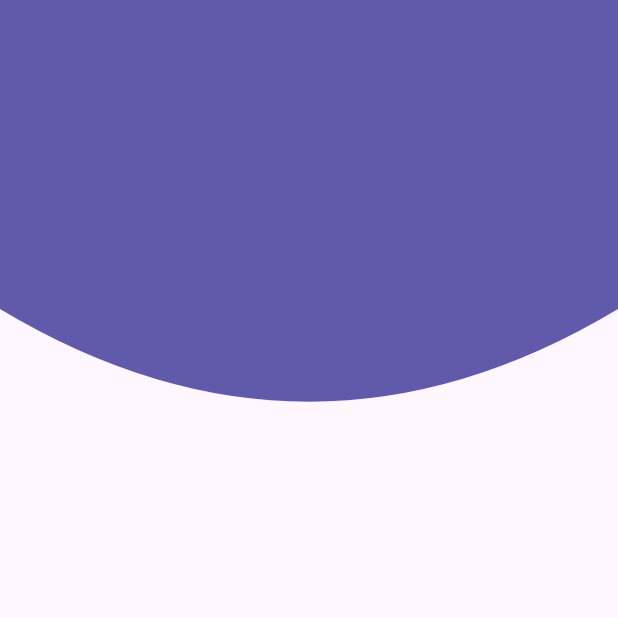
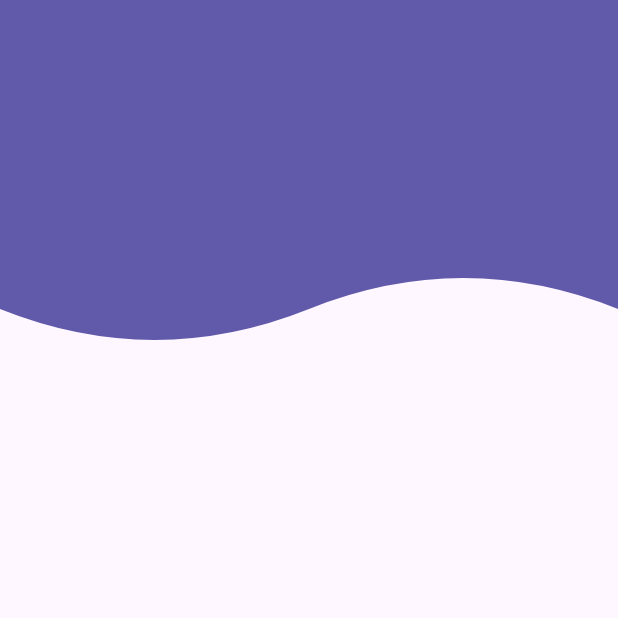
Before and after one commit to Flutter-Course-Sergio/designsApp, a Flutter app: the screen it shows after launch, on a phone screen of 412 x 824 dp, the top half of it. Run offline on Flutter 3.47's test engine with Material 3 defaults, Android fonts, the light colour scheme and no system bars.

Commit message:
wave header

```diff
--- a/lib/src/pages/headers_page.dart
+++ b/lib/src/pages/headers_page.dart
@@ -7,6 +7,6 @@ class HeadersPage extends StatelessWidget {
 
   @override
   Widget build(BuildContext context) {
-    return const Scaffold(body: CurveHeader());
+    return const Scaffold(body: WaveHeader());
   }
 }
--- a/lib/src/widgets/headers.dart
+++ b/lib/src/widgets/headers.dart
@@ -84,6 +84,21 @@ class CurveHeader extends StatelessWidget {
       width: double.infinity,
       child: CustomPaint(
         painter: _CurveHeaderPainter(),
+      ),
+    );
+  }
+}
+
+class WaveHeader extends StatelessWidget {
+  const WaveHeader({super.key});
+
+  @override
+  Widget build(BuildContext context) {
+    return SizedBox(
+      height: double.infinity,
+      width: double.infinity,
+      child: CustomPaint(
+        painter: _WaveHeaderPainter(),
       ),
     );
   }
@@ -198,3 +213,32 @@ class _CurveHeaderPainter extends CustomPainter {
     return true;
   }
 }
+
+class _WaveHeaderPainter extends CustomPainter {
+  @override
+  void paint(Canvas canvas, Size size) {
+    final paint = Paint();
+
+    // Props
+    paint.color = const Color(0xff615aab);
+    paint.style = PaintingStyle.fill;
+    paint.strokeWidth = 20;
+
+    final path = Path();
+
+    // Drawing
+    path.lineTo(0, size.height * 0.25);
+    path.quadraticBezierTo(size.width * 0.25, size.height * 0.30,
+        size.width * 0.5, size.height * 0.25);
+    path.quadraticBezierTo(
+        size.width * 0.75, size.height * 0.20, size.width, size.height * 0.25);
+    path.lineTo(size.width, 0);
+
+    canvas.drawPath(path, paint);
+  }
+
+  @override
+  bool shouldRepaint(covariant CustomPainter oldDelegate) {
+    return true;
+  }
+}
```
